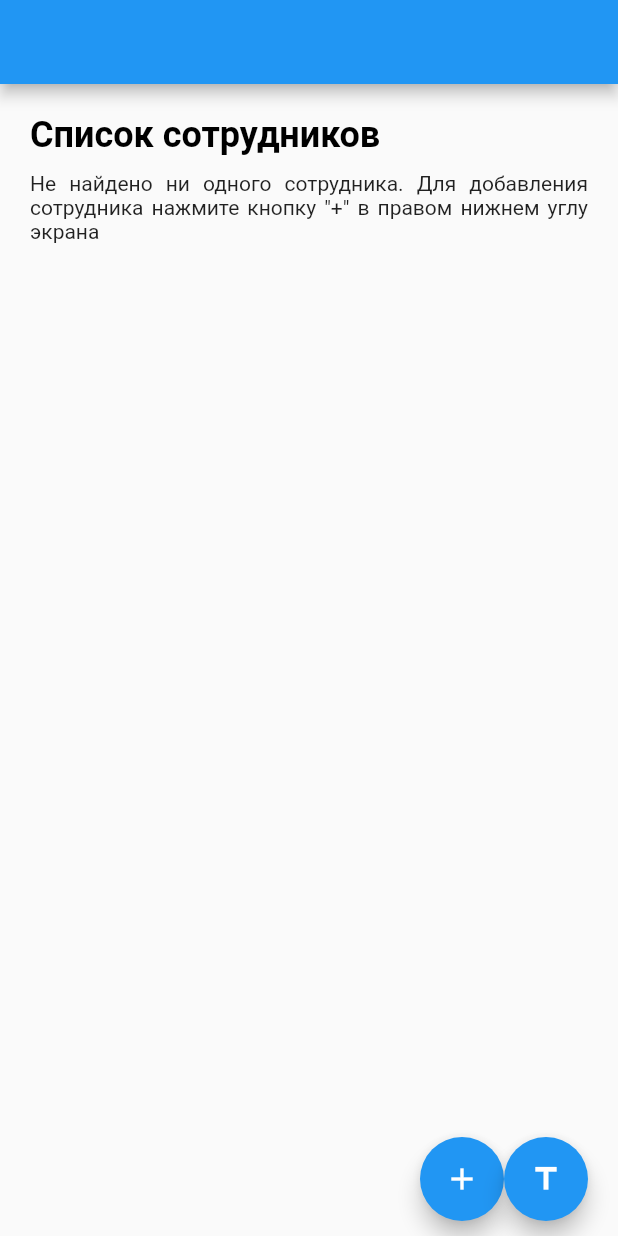
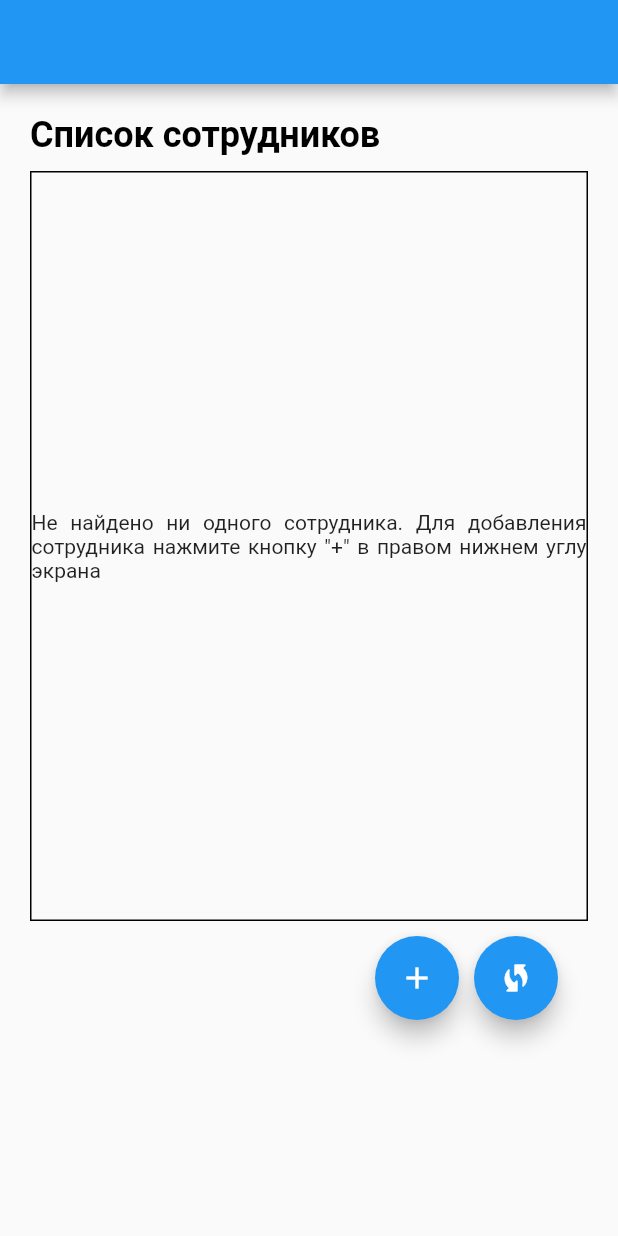
Before and after one commit to Kardenvan/work_test, a Flutter app: the screen it shows after launch, after a tap on the "add" icon, on a phone screen of 412 x 824 dp. Run offline on Flutter 3.47's test engine with Material 2 defaults, Android fonts, the phone set to English and light mode, and no system bars; our stand-ins replace flutter_bloc, sqflite; accounts and stored records are empty.

Commit message:
Крупные изменения и дополнения

```diff
--- /dev/null
+++ b/lib/controllers/employee_list/employee_list_cubit.dart
@@ -0,0 +1,36 @@
+import 'package:flutter_bloc/flutter_bloc.dart';
+import 'package:work_test/controllers/employee_list/employee_list_state.dart';
+import 'package:work_test/database/repositories.dart';
+import 'package:work_test/models/human.dart';
+
+class EmployeeListCubit extends Cubit<EmployeeListState> {
+
+  EmployeeListCubit() : super(
+      EmployeeListState(type: EmployeeListStateType.LOADING)
+  );
+
+  static EmployeeRepository _repository = EmployeeRepository();
+  List<Employee> _employeeList = <Employee>[];
+
+  void getEmployeeList() async {
+    _employeeList = await _repository.getAll();
+
+    _emitState(
+        type: EmployeeListStateType.LOADED,
+        data: _employeeList
+    );
+  }
+
+  void _emitState({required EmployeeListStateType type, List<Employee>? data}) {
+    emit(
+      EmployeeListState(
+        type: type,
+        data: data
+      )
+    );
+  }
+
+  void refresh() {
+    _emitState(type: EmployeeListStateType.LOADING);
+  }
+}
--- /dev/null
+++ b/lib/controllers/employee_list/employee_list_state.dart
@@ -0,0 +1,10 @@
+import 'package:work_test/models/human.dart';
+
+enum EmployeeListStateType {LOADING, LOADED}
+
+class EmployeeListState {
+  EmployeeListState({required this.type, this.data});
+
+  EmployeeListStateType type;
+  List<Employee>? data;
+}
--- a/lib/database/repositories.dart
+++ b/lib/database/repositories.dart
@@ -14,6 +14,18 @@ abstract class Repository<T extends DBEntity> {
   final Table table;
 
   String get _tableName => table.name;
+
+  Future<void> dropTable() async {
+    final Database db = await DBProvider.db.database;
+
+    await db.execute('DROP TABLE $_tableName;');
+  }
+
+  Future<void> clearTable() async {
+    final Database db = await DBProvider.db.database;
+
+    await db.delete(_tableName);
+  }
 
   /// Возвращает объект формата "ключ": "значение" с информацией о строке
   /// таблицы по значению поля id
@@ -45,7 +57,7 @@ abstract class Repository<T extends DBEntity> {
   /// Добавляет запись в таблицу _tableName по предоставленной
   /// сущности типа <T>
   ///
-  Future<bool> addToDB(T entity) async {
+  Future<int> addToDB(T entity) async {
     final Database db = await DBProvider.db.database;
     List<Map<String, Object?>> table = await db.rawQuery("SELECT MAX(id)+1 as id FROM $_tableName");
 
@@ -55,7 +67,7 @@ abstract class Repository<T extends DBEntity> {
 
     int res = await db.insert(_tableName, entity.toMap());
 
-    return res == 1;
+    return res;
   }
 
   Future<DBEntity> getById(int id);
@@ -85,6 +97,23 @@ class EmployeeRepository extends Repository<Employee> {
     });
 
     return employeeList;
+  }
+
+  Future<void> fillTable() async {
+    final Database db = await DBProvider.db.database;
+
+    for (int i = 0; i < 10; i++) {
+      Map<String, Object?> employeeMap = Employee(
+        name: 'Name ' + i.toString(),
+        lastName: 'LastName ' + i.toString(),
+        secondName: 'SecondName ' + i.toString(),
+        age: i,
+        position: 'Position ' + i.toString()
+      ).toMap();
+
+      await db.insert(_tableName, employeeMap);
+    }
+
   }
 }
 
--- a/lib/models/human.dart
+++ b/lib/models/human.dart
@@ -61,7 +61,8 @@ class Employee extends Human {
       "last_name": lastName,
       "name": name,
       "second_name": secondName,
-      "position": position
+      "position": position,
+      "age": age
     };
   }
 }
--- a/lib/screens/employee_list/employee_list_screen.dart
+++ b/lib/screens/employee_list/employee_list_screen.dart
@@ -9,29 +9,6 @@ class EmployeeListScreen extends StatelessWidget {
     return Scaffold(
       appBar: AppBar(),
       body: EmployeeListScreenBody(),
-      bottomSheet: BottomSheet(
-        onClosing: () {},
-        builder: (context) {
-          return Container(
-            padding: EdgeInsets.symmetric(vertical: 10, horizontal: 20),
-            child: Row(
-              mainAxisAlignment: MainAxisAlignment.end,
-              children: [
-                FloatingActionButton(
-                  onPressed: () {
-                  },
-                  child: Icon(Icons.add),
-                ),
-                FloatingActionButton(
-                  onPressed: () {
-                  },
-                  child: Icon(Icons.title),
-                )
-              ],
-            )
-          );
-        },
-      ),
     );
   }
 }
--- a/lib/screens/employee_list/widgets/body.dart
+++ b/lib/screens/employee_list/widgets/body.dart
@@ -1,5 +1,9 @@
 import 'package:flutter/material.dart';
+import 'package:flutter_bloc/flutter_bloc.dart';
 import 'package:work_test/components/custom_title.dart';
+import 'package:work_test/controllers/employee_list/employee_list_cubit.dart';
+import 'package:work_test/controllers/employee_list/employee_list_state.dart';
+import 'package:work_test/database/repositories.dart';
 import 'package:work_test/models/human.dart';
 
 class EmployeeListScreenBody extends StatefulWidget {
@@ -11,11 +15,49 @@ class EmployeeListScreenBody extends StatefulWidget {
 
 class _EmployeeListScreenBodyState extends State<EmployeeListScreenBody> {
 
-  static List<Employee>? _employeeList;
+  ScrollController _scrollController = ScrollController();
+  EmployeeListCubit? _cubit;
+  Size? _size;
+  List<Employee>? _employeeList;
 
   @override
   Widget build(BuildContext context) {
+
+    return BlocProvider<EmployeeListCubit>(
+      create: (context) => EmployeeListCubit(),
+      child: BlocBuilder<EmployeeListCubit, EmployeeListState>(
+        builder: (context, state) {
+          if (_cubit == null) {
+            _cubit = BlocProvider.of<EmployeeListCubit>(context);
+          }
+
+          if (_size == null) {
+            _size = MediaQuery.of(context).size;
+          }
+
+          switch (state.type) {
+            case EmployeeListStateType.LOADED: {
+              _employeeList = state.data!;
+
+              return _getLoadedWidget();
+            }
+
+            case EmployeeListStateType.LOADING: {
+              _cubit!.getEmployeeList();
+
+              return Container();
+            }
+          }
+        },
+      )
+    );
+  }
+
+  Widget _getLoadedWidget() {
     return Container(
+      height: _size!.height,
+      clipBehavior: Clip.hardEdge,
+      decoration: BoxDecoration(),
       margin: EdgeInsets.only(top: 20),
       padding: EdgeInsets.symmetric(horizontal: 20),
       child: Column(
@@ -23,8 +65,40 @@ class _EmployeeListScreenBodyState extends State<EmployeeListScreenBody> {
         children: [
           CustomTitle(title: 'Список сотрудников'),
           Container(
-            margin: EdgeInsets.only(top: 10),
-            child: _getListWidget()
+              height: 500,
+              decoration: BoxDecoration(
+                border: Border.all(
+                  color: Colors.black,
+                  style: BorderStyle.solid
+                )
+              ),
+              margin: EdgeInsets.only(top: 10),
+              child: _getListWidget()
+          ),
+          Container(
+            padding: EdgeInsets.symmetric(vertical: 10, horizontal: 20),
+            child: Row(
+              mainAxisAlignment: MainAxisAlignment.end,
+              children: [
+                FloatingActionButton(
+                  onPressed: () async {
+                    await EmployeeRepository().fillTable();
+                  },
+                  child: Icon(Icons.add),
+                ),
+                Padding(
+                  padding: EdgeInsets.only(
+                    right: 10
+                  ),
+                ),
+                FloatingActionButton(
+                  onPressed: () async {
+                    _cubit!.refresh();
+                  },
+                  child: Icon(Icons.wifi_protected_setup_rounded),
+                )
+              ],
+            )
           )
         ],
       ),
@@ -33,9 +107,13 @@ class _EmployeeListScreenBodyState extends State<EmployeeListScreenBody> {
 
   Widget _getEmployeeListWidget() {
     return ListView.separated(
+        physics: AlwaysScrollableScrollPhysics(),
+        scrollDirection: Axis.vertical,
+        shrinkWrap: true,
+        controller: _scrollController,
         itemBuilder: (context, index) {
           return Container(
-            child: Text('Employee ' + index.toString()),
+            child: Text(_employeeList![index].name),
           );
         },
         separatorBuilder: (context, index) {
@@ -55,7 +133,7 @@ class _EmployeeListScreenBodyState extends State<EmployeeListScreenBody> {
   }
 
   Widget _getListWidget() {
-    return _employeeList != null ?
+    return (_employeeList != null && _employeeList!.isNotEmpty) ?
       _getEmployeeListWidget() :
       _getEmptyListOfWidgets()
     ;
--- a/pubspec.yaml
+++ b/pubspec.yaml
@@ -25,6 +25,7 @@ dependencies:
     sdk: flutter
   sqflite: ^2.0.0
   path_provider: ^2.0.0
+  flutter_bloc: ^7.1.0
 
 
   # The following adds the Cupertino Icons font to your application.
```
Also changed, not shown: lib/screens/employee_list/widgets/employee_list_item.dart (added, +16 -0 lines), pubspec.lock, 1 other file.
